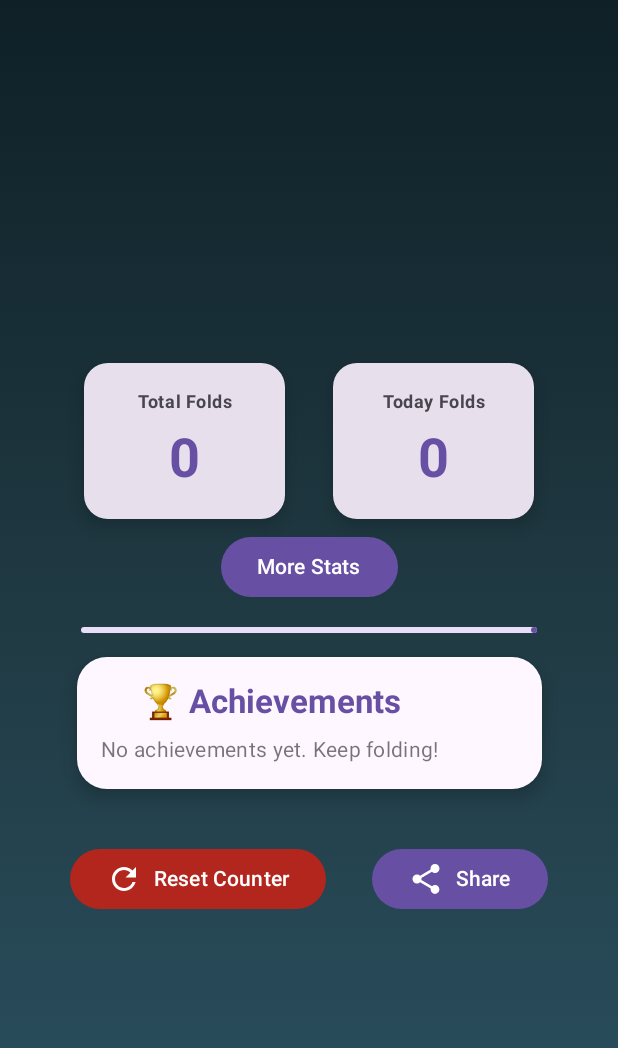
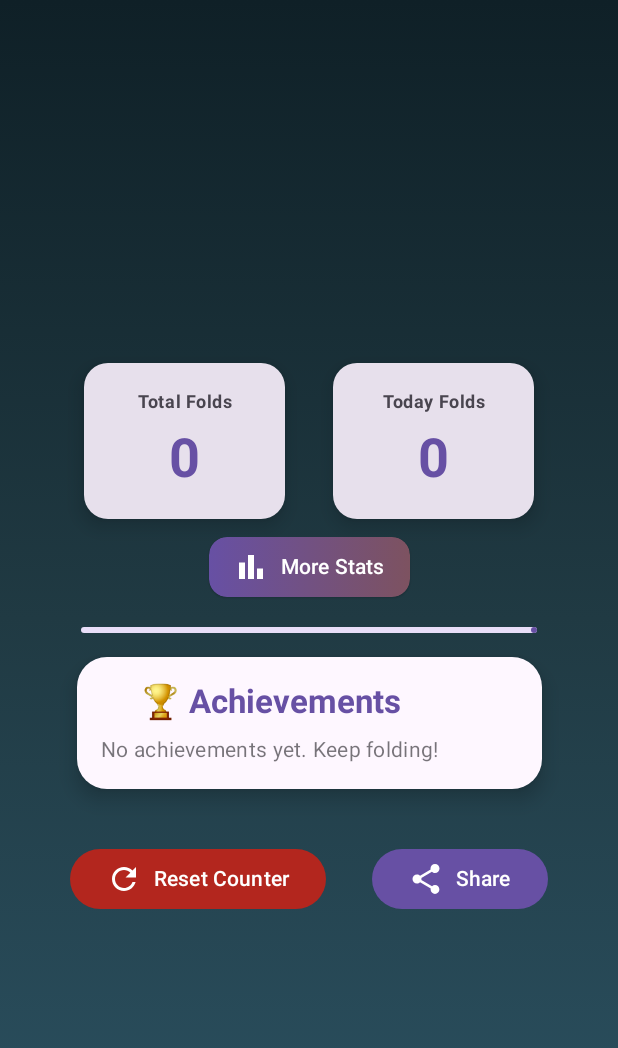
Before and after one commit to Veekshithkadaveru/FoldTracker, an Android app built with Jetpack Compose: the screen it shows after launch (MainActivity), on a phone screen of 412 x 824 dp. Shown: the top 1048 px of the screen. Run offline under Robolectric (Android 15) with nearby library versions, the phone set to English and light mode, and no system bars; our stand-ins replace Dagger/Hilt's generated code; libraries missing offline, so code that uses them is left out: androidx.glance, androidx.glance.action, androidx.glance.appwidget, androidx.glance.background, androidx.glance.layout and 2 more; 3 statements that could not run were skipped.

Commit message:
Add Customised More Stats button

```diff
--- a/app/src/main/java/com/example/foldtracker/ui/CounterScreen.kt
+++ b/app/src/main/java/com/example/foldtracker/ui/CounterScreen.kt
@@ -8,7 +8,9 @@ import androidx.compose.animation.AnimatedContent
 import androidx.compose.animation.SizeTransform
 import androidx.compose.animation.animateContentSize
 import androidx.compose.animation.core.Spring
+import androidx.compose.animation.core.animateFloatAsState
 import androidx.compose.animation.core.spring
+import androidx.compose.animation.core.tween
 import androidx.compose.animation.fadeIn
 import androidx.compose.animation.fadeOut
 import androidx.compose.animation.scaleIn
@@ -21,6 +23,7 @@ import androidx.compose.foundation.gestures.detectTapGestures
 import androidx.compose.foundation.layout.Arrangement
 import androidx.compose.foundation.layout.Box
 import androidx.compose.foundation.layout.Column
+import androidx.compose.foundation.layout.PaddingValues
 import androidx.compose.foundation.layout.Row
 import androidx.compose.foundation.layout.Spacer
 import androidx.compose.foundation.layout.fillMaxSize
@@ -30,6 +33,7 @@ import androidx.compose.foundation.layout.padding
 import androidx.compose.foundation.layout.width
 import androidx.compose.foundation.shape.RoundedCornerShape
 import androidx.compose.material.icons.Icons
+import androidx.compose.material.icons.filled.BarChart
 import androidx.compose.material.icons.filled.Refresh
 import androidx.compose.material.icons.filled.Share
 import androidx.compose.material3.AlertDialog
@@ -37,6 +41,7 @@ import androidx.compose.material3.Button
 import androidx.compose.material3.ButtonDefaults
 import androidx.compose.material3.Card
 import androidx.compose.material3.CardDefaults
+import androidx.compose.material3.ElevatedButton
 import androidx.compose.material3.Icon
 import androidx.compose.material3.LinearProgressIndicator
 import androidx.compose.material3.MaterialTheme
@@ -58,18 +63,16 @@ import androidx.compose.ui.text.font.FontWeight
 import androidx.compose.ui.text.style.TextAlign
 import androidx.compose.ui.unit.dp
 import androidx.navigation.NavController
-import androidx.navigation.compose.rememberNavController
 import com.example.foldtracker.viewmodel.CounterViewModel
 
 @RequiresApi(Build.VERSION_CODES.O)
 @Composable
-fun CounterScreen(viewModel: CounterViewModel,navController: NavController) {
+fun CounterScreen(viewModel: CounterViewModel, navController: NavController) {
     val context = LocalContext.current
     val counter by viewModel.counter.collectAsState()
     val dailyFolds by viewModel.dailyFolds.collectAsState()
     val achievements by viewModel.achievements.collectAsState()
     var showDialog by remember { mutableStateOf(false) }
-
 
 
     val nextMilestone = if (counter == 0) 50 else ((counter / 50) + 1) * 50
@@ -86,7 +89,7 @@ fun CounterScreen(viewModel: CounterViewModel,navController: NavController) {
             verticalArrangement = Arrangement.Center,
             horizontalAlignment = Alignment.CenterHorizontally
         ) {
-            CounterStats(counter, dailyFolds,navController)
+            CounterStats(counter, dailyFolds, navController)
             ProgressBar(progress)
             AchievementSection(achievements)
             ActionButtons(counter, context) { showDialog = true }
@@ -141,10 +144,7 @@ fun CounterStats(
             CounterCard("Total Folds", counter)
             CounterCard("Today Folds", dailyFolds)
         }
-
-        Button(onClick = { navController.navigate("stats_screen") }) {
-            Text(text = "More Stats")
-        }
+        MoreStatsButton(navController = navController)
     }
 }
 
@@ -311,3 +311,53 @@ fun ResetConfirmationDialog(onConfirm: () -> Unit, onDismiss: () -> Unit) {
         }
     )
 }
+
+
+@Composable
+fun MoreStatsButton(navController: NavController, modifier: Modifier = Modifier) {
+    var buttonScale by remember { mutableStateOf(1f) }
+    val animatedScale by animateFloatAsState(
+        targetValue = buttonScale,
+        animationSpec = tween(durationMillis = 100)
+    )
+
+    ElevatedButton(
+        onClick = { navController.navigate("stats_screen") },
+        modifier = modifier,
+        shape = MaterialTheme.shapes.medium,
+        colors = ButtonDefaults.buttonColors(
+            containerColor = Color.Transparent,
+            contentColor = MaterialTheme.colorScheme.onSurface,
+        ),
+        contentPadding = PaddingValues()
+    ) {
+        Box(
+            modifier = Modifier
+                .background(
+                    brush = Brush.horizontalGradient(
+                        colors = listOf(
+                            MaterialTheme.colorScheme.primary,
+                            MaterialTheme.colorScheme.tertiary,
+                        )
+                    ),
+                    shape = MaterialTheme.shapes.medium
+                )
+                .padding(horizontal = 16.dp, vertical = 8.dp)
+        ) {
+            Row(
+                verticalAlignment = Alignment.CenterVertically
+            ) {
+                Icon(
+                    imageVector = Icons.Filled.BarChart,
+                    contentDescription = "Stats",
+                    modifier = Modifier.padding(end = 8.dp),
+                    tint = MaterialTheme.colorScheme.onSecondary
+                )
+                Text(
+                    text = "More Stats",
+                    color = MaterialTheme.colorScheme.onSecondary
+                )
+            }
+        }
+    }
+}
```
